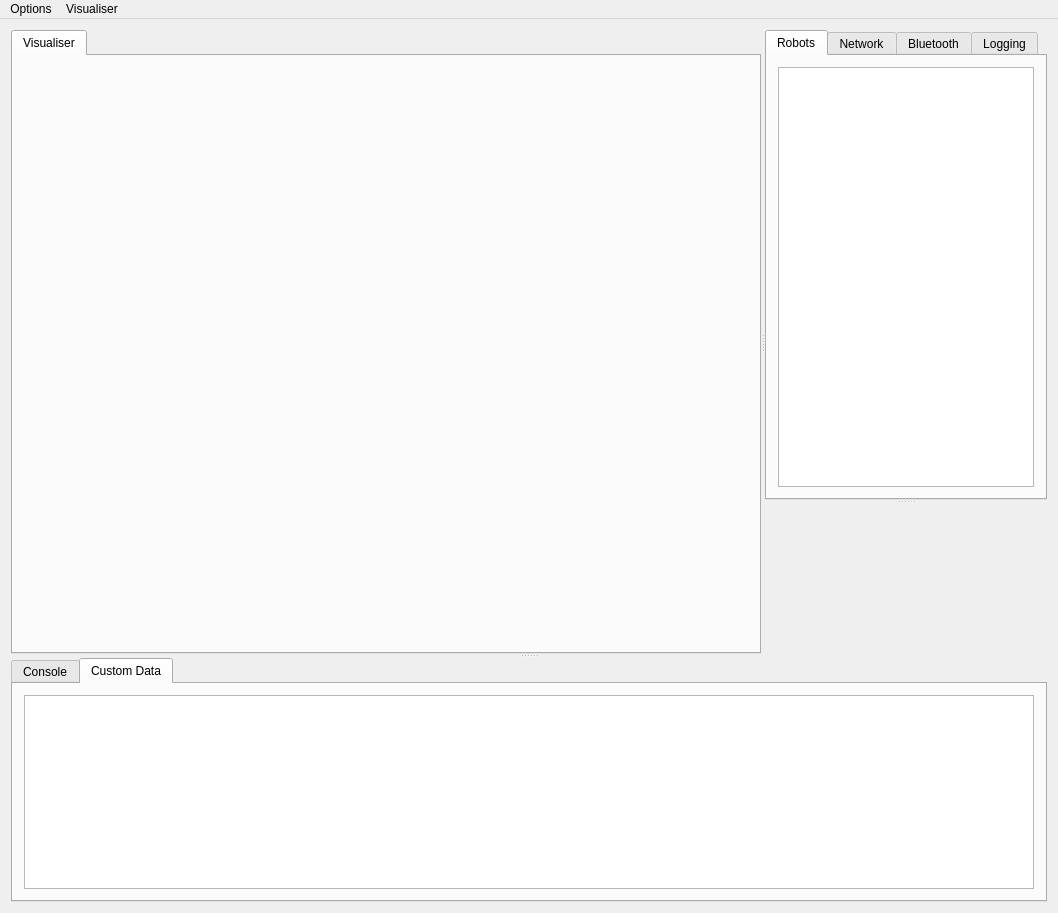
Old version of the form Application/UI/mainwindow.ui in the repository yorkrobotlab/ardebug.
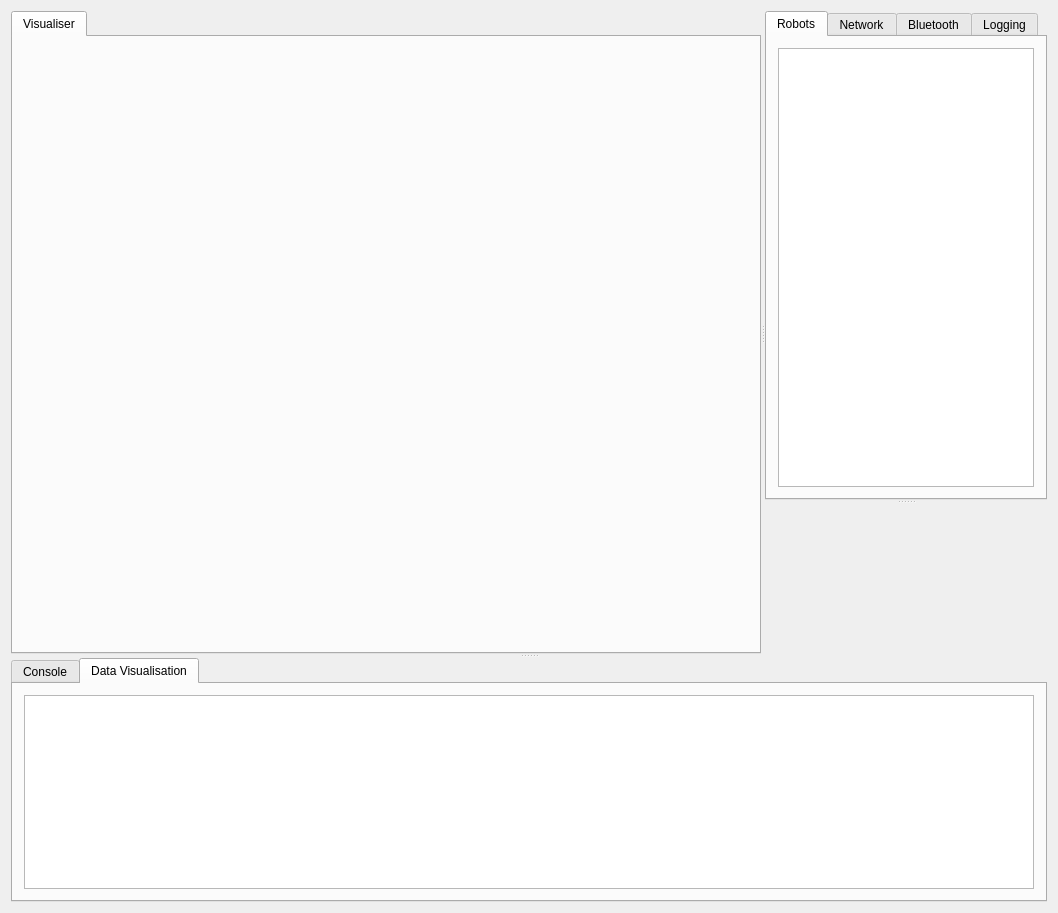
New version of the form.

Commit message: Renamed data visualisation tab, and removed unused menu bar

The edit to the form file:
```diff
--- a/Application/UI/mainwindow.ui
+++ b/Application/UI/mainwindow.ui
@@ -255,7 +255,7 @@
        </widget>
        <widget class="QWidget" name="customDataTab">
         <attribute name="title">
-         <string>Custom Data</string>
+         <string>Data Visualisation</string>
         </attribute>
         <layout class="QVBoxLayout" name="verticalLayout_7">
          <item>
@@ -268,30 +268,6 @@
     </item>
    </layout>
   </widget>
-  <widget class="QMenuBar" name="menuBar">
-   <property name="geometry">
-    <rect>
-     <x>0</x>
-     <y>0</y>
-     <width>1058</width>
-     <height>22</height>
-    </rect>
-   </property>
-   <widget class="QMenu" name="menuFile">
-    <property name="title">
-     <string>Options</string>
-    </property>
-    <addaction name="actionExit"/>
-   </widget>
-   <widget class="QMenu" name="menuVisualiser">
-    <property name="title">
-     <string>Visualiser</string>
-    </property>
-    <addaction name="actionEnable_Video"/>
-   </widget>
-   <addaction name="menuFile"/>
-   <addaction name="menuVisualiser"/>
-  </widget>
   <action name="actionExit">
    <property name="text">
     <string>Exit</string>
```
